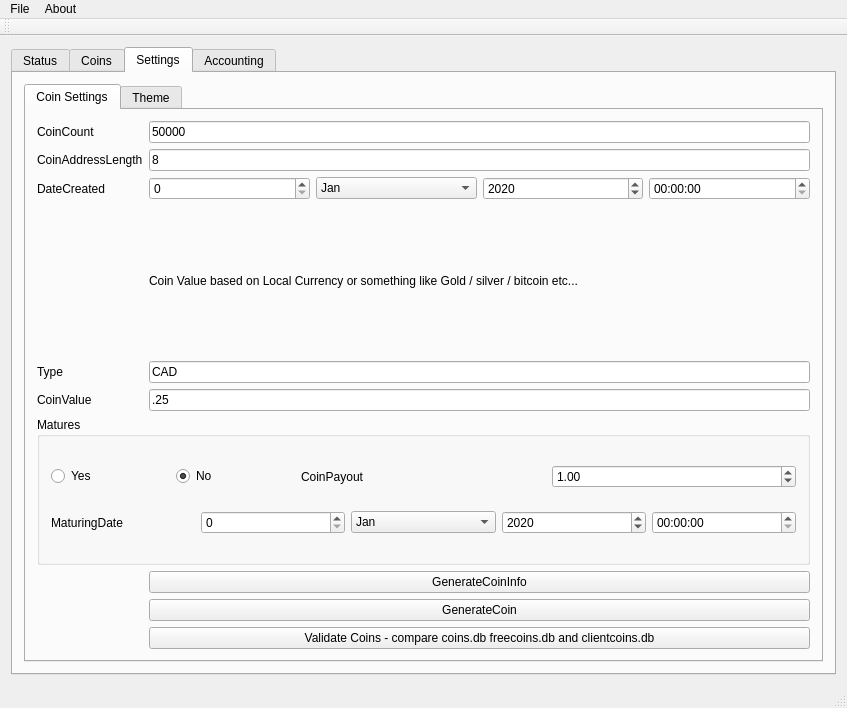
Old version of the form qtCoin/mainwindow.ui in the repository netpipe/EcoCoin.
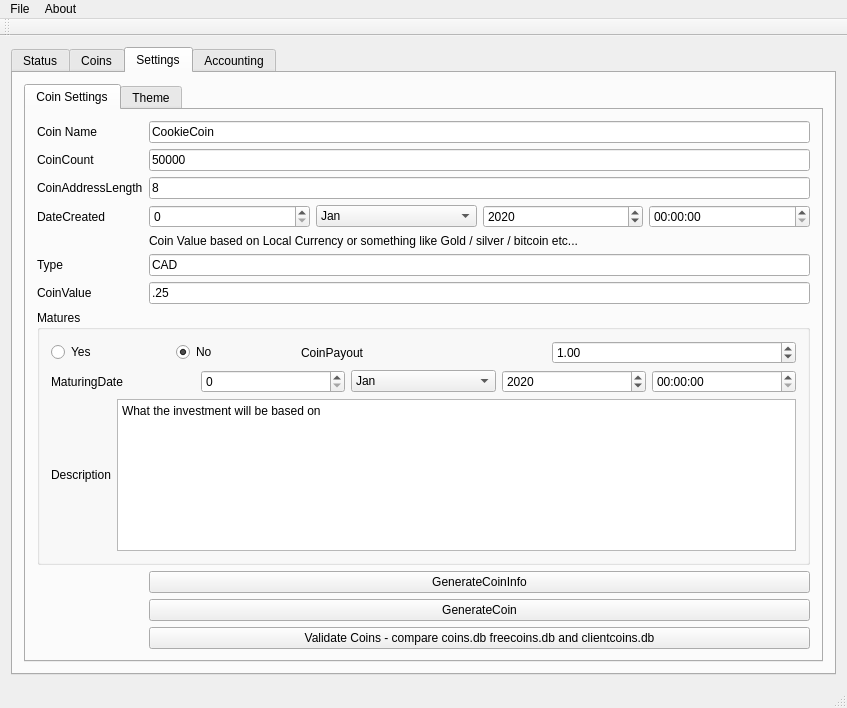
New version of the form.

```diff
--- a/qtCoin/mainwindow.ui
+++ b/qtCoin/mainwindow.ui
@@ -165,35 +165,35 @@
             <string>Coin Settings</string>
            </attribute>
            <layout class="QGridLayout" name="gridLayout_2">
-            <item row="9" column="1">
+            <item row="10" column="1">
              <widget class="QPushButton" name="pushButton_4">
               <property name="text">
                <string>Validate Coins - compare coins.db freecoins.db and clientcoins.db</string>
               </property>
              </widget>
             </item>
-            <item row="2" column="0">
+            <item row="3" column="0">
              <widget class="QLabel" name="label_7">
               <property name="text">
                <string>DateCreated</string>
               </property>
              </widget>
             </item>
-            <item row="8" column="1">
+            <item row="9" column="1">
              <widget class="QPushButton" name="pushButton">
               <property name="text">
                <string>GenerateCoin</string>
               </property>
              </widget>
             </item>
-            <item row="1" column="1">
+            <item row="2" column="1">
              <widget class="QLineEdit" name="lineEdit_2">
               <property name="text">
                <string>8</string>
               </property>
              </widget>
             </item>
-            <item row="6" column="0" colspan="2">
+            <item row="7" column="0" colspan="2">
              <widget class="QGroupBox" name="groupBox">
               <property name="title">
                <string>Matures</string>
@@ -324,31 +324,49 @@
                  </item>
                 </layout>
                </item>
+               <item row="5" column="1">
+                <layout class="QHBoxLayout" name="horizontalLayout_6">
+                 <item>
+                  <widget class="QLabel" name="label_18">
+                   <property name="text">
+                    <string>Description</string>
+                   </property>
+                  </widget>
+                 </item>
+                 <item>
+                  <widget class="QPlainTextEdit" name="plainTextEdit">
+                   <property name="plainText">
+                    <string>What the investment will be based on</string>
+                   </property>
+                  </widget>
+                 </item>
+                </layout>
+               </item>
               </layout>
              </widget>
             </item>
-            <item row="7" column="1">
+            <item row="8" column="1">
              <widget class="QPushButton" name="pushButton_2">
               <property name="text">
                <string>GenerateCoinInfo</string>
               </property>
              </widget>
             </item>
-            <item row="5" column="1">
+            <item row="6" column="1">
              <widget class="QLineEdit" name="lineEdit_4">
               <property name="text">
                <string>.25</string>
               </property>
              </widget>
             </item>
-            <item row="5" column="0">
+            <item row="6" column="0">
              <widget class="QLabel" name="label_8">
               <property name="text">
                <string>CoinValue</string>
               </property>
              </widget>
             </item>
-            <item row="2" column="1">
+            <item row="3" column="1">
              <layout class="QHBoxLayout" name="horizontalLayout_4">
               <item>
                <widget class="QSpinBox" name="spinBox_3"/>
@@ -427,48 +445,62 @@
               </item>
              </layout>
             </item>
-            <item row="1" column="0">
+            <item row="2" column="0">
              <widget class="QLabel" name="label_6">
               <property name="text">
                <string>CoinAddressLength</string>
               </property>
              </widget>
             </item>
-            <item row="3" column="1">
+            <item row="4" column="1">
              <widget class="QLabel" name="label_16">
               <property name="text">
                <string>Coin Value based on Local Currency or something like Gold / silver / bitcoin etc...</string>
               </property>
              </widget>
             </item>
-            <item row="0" column="1">
+            <item row="1" column="1">
              <widget class="QLineEdit" name="lineEdit">
               <property name="text">
                <string>50000</string>
               </property>
              </widget>
             </item>
-            <item row="0" column="0">
+            <item row="1" column="0">
              <widget class="QLabel" name="label_5">
               <property name="text">
                <string>CoinCount</string>
               </property>
              </widget>
             </item>
-            <item row="4" column="1">
+            <item row="5" column="1">
              <widget class="QLineEdit" name="lineEdit_3">
               <property name="text">
                <string>CAD</string>
               </property>
              </widget>
             </item>
-            <item row="4" column="0">
+            <item row="5" column="0">
              <widget class="QLabel" name="label_17">
               <property name="text">
                <string>Type</string>
               </property>
              </widget>
             </item>
+            <item row="0" column="1">
+             <widget class="QLineEdit" name="lineEdit_5">
+              <property name="text">
+               <string>CookieCoin</string>
+              </property>
+             </widget>
+            </item>
+            <item row="0" column="0">
+             <widget class="QLabel" name="label_19">
+              <property name="text">
+               <string>Coin Name</string>
+              </property>
+             </widget>
+            </item>
            </layout>
           </widget>
           <widget class="QWidget" name="tab_2">
```
